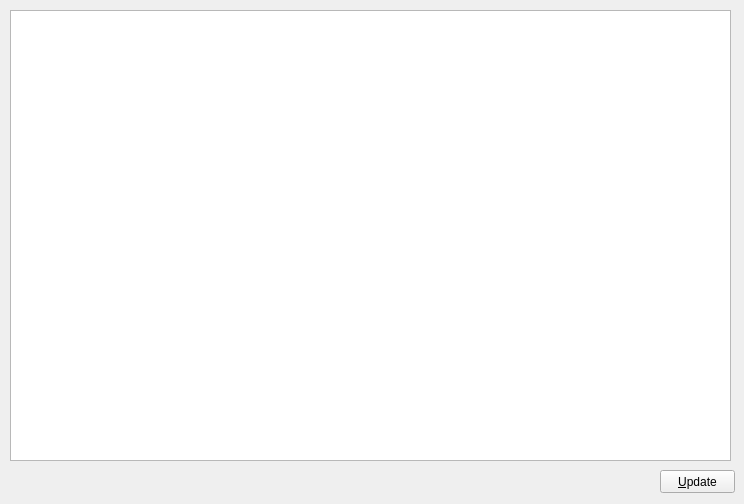
Before: the Qt Designer form residuescenterform.ui in pgulyaev88/elpos, drawn with Qt 5.
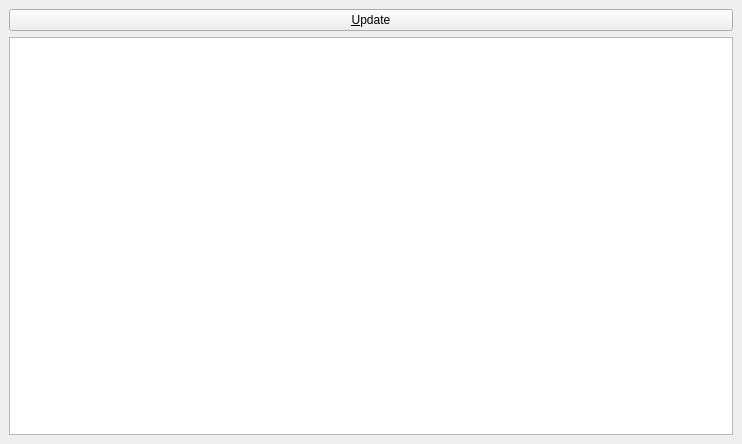
After: the same form once the commit is applied.

```diff
--- a/residuescenterform.ui
+++ b/residuescenterform.ui
@@ -9,37 +9,55 @@
    <rect>
     <x>0</x>
     <y>0</y>
-    <width>744</width>
-    <height>504</height>
+    <width>742</width>
+    <height>444</height>
    </rect>
   </property>
   <property name="windowTitle">
    <string>Residues Center</string>
   </property>
+  <layout class="QGridLayout" name="gridLayout_3">
+   <item row="0" column="0">
+    <layout class="QGridLayout" name="gridLayout_2">
+     <item row="1" column="0">
+      <layout class="QVBoxLayout" name="verticalLayout">
+       <item>
+        <layout class="QGridLayout" name="gridLayout">
+         <item row="3" column="0">
   <widget class="QTableView" name="centerTableView">
-   <property name="geometry">
-    <rect>
-     <x>10</x>
-     <y>10</y>
-     <width>721</width>
-     <height>451</height>
-    </rect>
-   </property>
-  </widget>
+           <property name="selectionBehavior">
+            <enum>QAbstractItemView::SelectRows</enum>
+           </property>
+           <property name="gridStyle">
+            <enum>Qt::SolidLine</enum>
+           </property>
+           <property name="sortingEnabled">
+            <bool>false</bool>
+           </property>
+           <attribute name="horizontalHeaderDefaultSectionSize">
+            <number>120</number>
+           </attribute>
+           <attribute name="verticalHeaderDefaultSectionSize">
+            <number>25</number>
+           </attribute>
+          </widget>
+         </item>
+         <item row="2" column="0">
   <widget class="QPushButton" name="pushButtonUpdate">
-   <property name="geometry">
-    <rect>
-     <x>660</x>
-     <y>470</y>
-     <width>75</width>
-     <height>23</height>
-    </rect>
-   </property>
    <property name="text">
     <string>&amp;Update</string>
    </property>
   </widget>
+         </item>
+        </layout>
+       </item>
+      </layout>
+     </item>
+    </layout>
+   </item>
+  </layout>
  </widget>
+ <layoutdefault spacing="6" margin="9"/>
  <resources/>
  <connections/>
 </ui>
```
Lines whose indentation alone changed are shown as unchanged.
